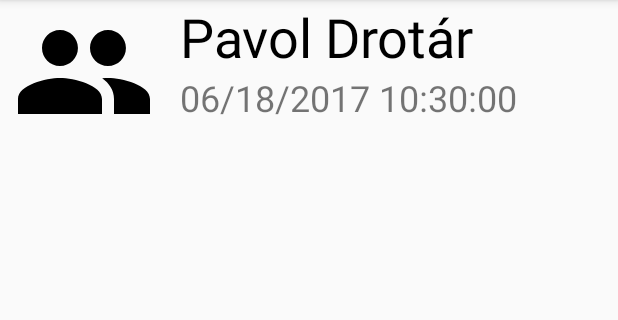
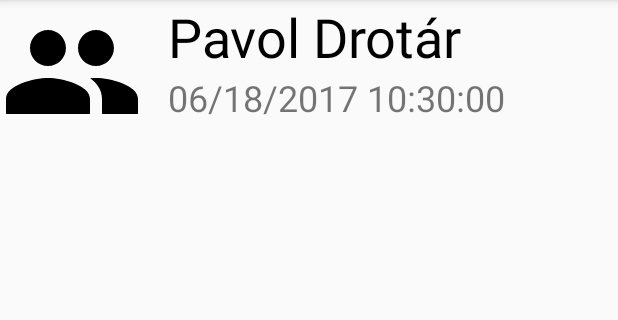
Before and after one commit to jjurm/hackprague, an Android app: the screen it shows after launch (CallActionsActivity), after a tap on "Pavol Drotár", on a phone screen of 412 x 824 dp, the part 84-404 px from its top. Run offline under Robolectric (Android 15) with nearby library versions, the phone set to English and light mode, and no system bars; libraries missing offline, so code that uses them is left out: ai.api, ai.api.model.

Commit message:
Minor margin fix

```diff
--- a/app/src/main/res/layout/activity_call_actions.xml
+++ b/app/src/main/res/layout/activity_call_actions.xml
@@ -9,14 +9,15 @@
     <RelativeLayout
         android:layout_width="match_parent"
         android:layout_height="wrap_content"
-        android:layout_marginBottom="8dp"
-        android:layout_marginLeft="8dp"
-        android:layout_marginRight="8dp"
-        android:layout_marginTop="8dp"
+        android:layout_marginBottom="0dp"
+        android:layout_marginLeft="0dp"
+        android:layout_marginRight="0dp"
+        android:layout_marginTop="0dp"
         app:layout_constraintBottom_toBottomOf="parent"
         app:layout_constraintLeft_toLeftOf="parent"
         app:layout_constraintRight_toRightOf="parent"
-        app:layout_constraintTop_toTopOf="parent">
+        app:layout_constraintTop_toTopOf="parent"
+        app:layout_constraintHorizontal_bias="0.0">
 
 
         <ImageView
```
